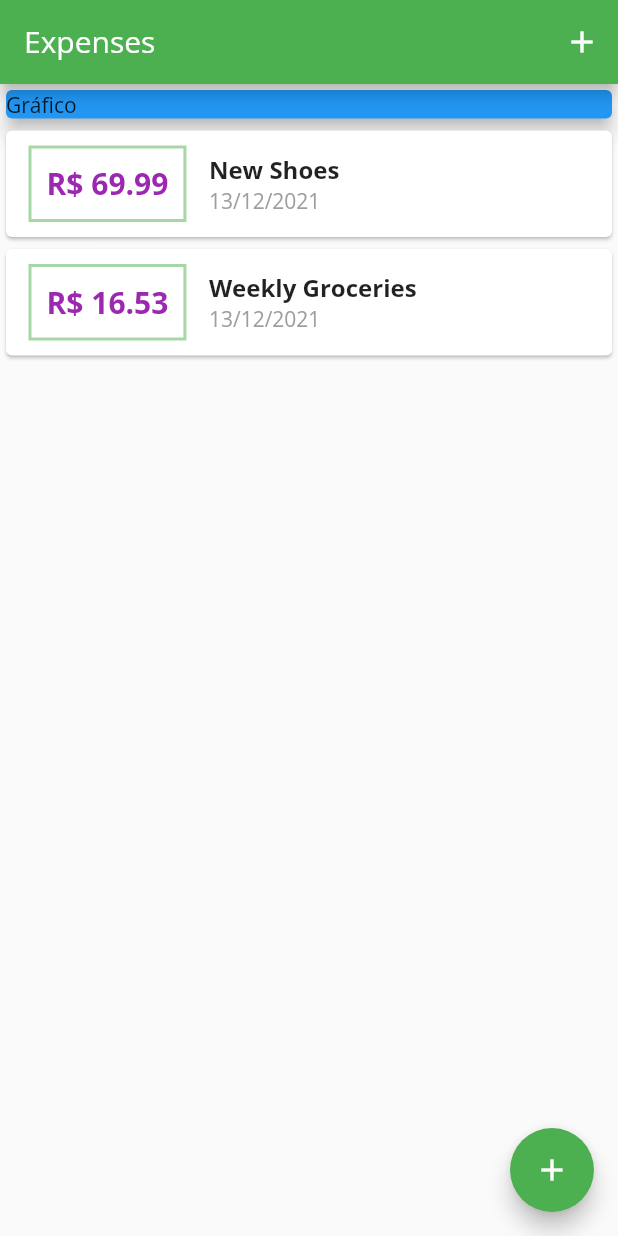
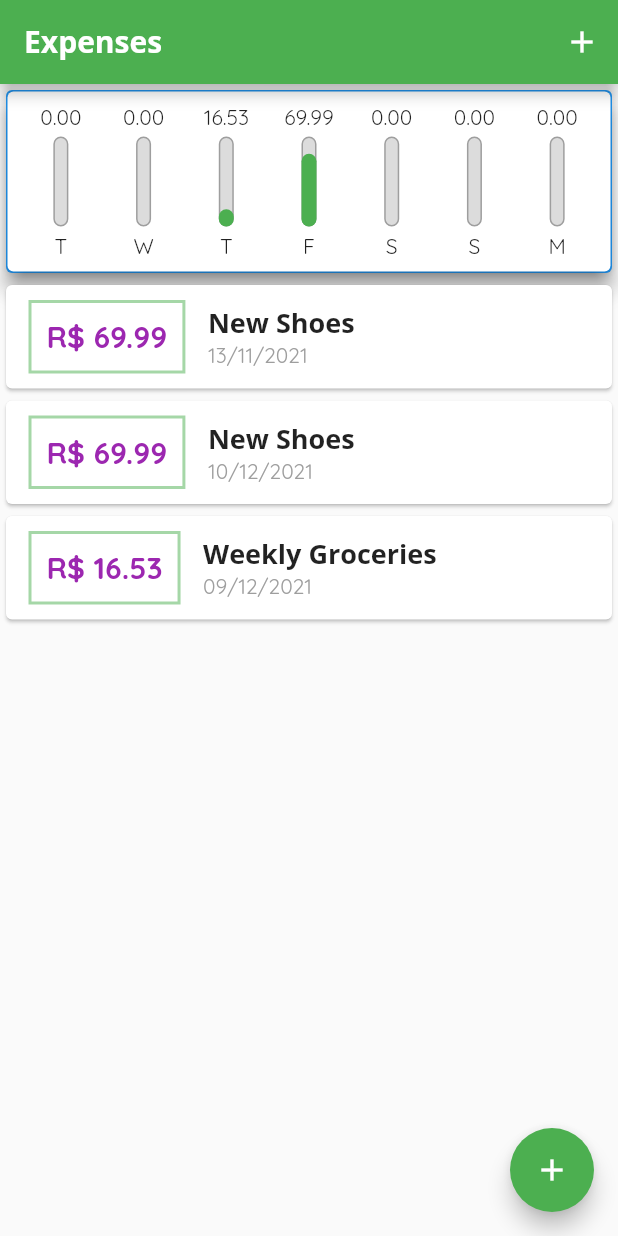
Before and after one commit to EduardoRenz/flutter-expenses, a Flutter app: the screen it shows after launch, on a phone screen of 412 x 824 dp. Run offline on Flutter 3.47's test engine with Material 2 defaults, Android fonts, the phone set to English and light mode, and no system bars.

Commit message:
Added chart

```diff
--- /dev/null
+++ b/lib/components/chart.dart
@@ -0,0 +1,56 @@
+import 'package:flutter/material.dart';
+import '../models/transaction.dart';
+import 'package:intl/intl.dart';
+import 'chart_bar.dart';
+
+class Chart extends StatelessWidget {
+  final List<Transaction> recentTransaction;
+
+  Chart(this.recentTransaction);
+
+  List<Map<String, dynamic>> get groupedTransactions {
+    if (recentTransaction.isEmpty) return [];
+
+    return List.generate(7, (index) {
+      final weekDay = DateTime.now().subtract(Duration(days: index));
+
+      double totalSum = 0.0;
+      for (var i = 0; i < recentTransaction.length; i++) {
+        if (recentTransaction[i].date.day == weekDay.day &&
+            recentTransaction[i].date.month == weekDay.month &&
+            recentTransaction[i].date.year == weekDay.year) {
+          totalSum += recentTransaction[i].value;
+        }
+      }
+      return {'day': DateFormat.E().format(weekDay)[0], 'value': totalSum};
+    });
+  }
+
+  double get _weekTotalValue {
+    return groupedTransactions.fold(0.0, (sum, item) {
+      return sum + item['value'];
+    });
+  }
+
+  @override
+  Widget build(BuildContext context) {
+    return Card(
+      elevation: 6,
+      margin: EdgeInsets.all(1),
+      color: Colors.white,
+      child: Padding(
+        padding: const EdgeInsets.all(8.0),
+        child: Row(
+          mainAxisAlignment: MainAxisAlignment.spaceAround,
+          children: groupedTransactions.reversed.map((data) {
+            return Flexible(
+              fit: FlexFit.tight,
+              child: ChartBar(data['day'] as String, data['value'] as double,
+                  data['value'] / _weekTotalValue),
+            );
+          }).toList(),
+        ),
+      ),
+    );
+  }
+}
--- /dev/null
+++ b/lib/components/chart_bar.dart
@@ -0,0 +1,53 @@
+import 'package:flutter/material.dart';
+
+class ChartBar extends StatelessWidget {
+  final String label;
+  final double value;
+  final double percentage;
+
+  ChartBar(
+    this.label,
+    this.value,
+    this.percentage,
+  );
+
+  @override
+  Widget build(BuildContext context) {
+    return Column(
+      children: [
+        FittedBox(child: Text('${value.toStringAsFixed(2)}')),
+        SizedBox(height: 4),
+        Container(
+          height: 60,
+          width: 10,
+          child: Stack(
+            alignment: Alignment.bottomCenter,
+            children: [
+              Container(
+                decoration: BoxDecoration(
+                  border: Border.all(
+                    color: Colors.grey,
+                    width: 1.0,
+                  ),
+                  color: Color.fromRGBO(220, 220, 220, 1),
+                  borderRadius: BorderRadius.circular(5),
+                ),
+              ),
+              FractionallySizedBox(
+                heightFactor: percentage,
+                child: Container(
+                  decoration: BoxDecoration(
+                    color: Theme.of(context).primaryColor,
+                    borderRadius: BorderRadius.circular(5),
+                  ),
+                ),
+              ),
+            ],
+          ),
+        ),
+        SizedBox(height: 4),
+        Text(label)
+      ],
+    );
+  }
+}
--- a/lib/components/transaction_list.dart
+++ b/lib/components/transaction_list.dart
@@ -11,7 +11,21 @@ class TransactionList extends StatelessWidget {
   Widget build(BuildContext context) {
     return Container(
       height: 300,
-      child: ListView.builder(
+      child: transactions.isEmpty
+          ? Column(
+              children: [
+                Text('No data yet!',
+                    style: Theme.of(context).textTheme.headline5),
+                SizedBox(height: 20),
+                Container(
+                    child: Image.asset(
+                  'assets/images/waiting.png',
+                  fit: BoxFit.cover,
+                  height: 200,
+                )),
+              ],
+            )
+          : ListView.builder(
               itemCount: transactions.length,
               itemBuilder: (ctx, index) {
                 final tr = transactions[index];
@@ -25,7 +39,8 @@ class TransactionList extends StatelessWidget {
                       ),
                       decoration: BoxDecoration(
                         border: Border.all(
-                    color: Theme.of(context).primaryColor.withOpacity(0.5),
+                          color:
+                              Theme.of(context).primaryColor.withOpacity(0.5),
                           width: 2,
                         ),
                       ),
@@ -43,8 +58,7 @@ class TransactionList extends StatelessWidget {
                       crossAxisAlignment: CrossAxisAlignment.start,
                       children: [
                         Text(tr.title,
-                      style: const TextStyle(
-                          fontSize: 16, fontWeight: FontWeight.bold)),
+                            style: Theme.of(context).textTheme.headline6),
                         Text(
                           DateFormat('dd/MM/yyyy').format(tr.date).toString(),
                           style: TextStyle(color: Colors.grey.shade500),
--- a/lib/main.dart
+++ b/lib/main.dart
@@ -3,6 +3,7 @@ import 'dart:math';
 import 'package:flutter/material.dart';
 import 'components/transaction_list.dart';
 import './components/transaction_form.dart';
+import './components/chart.dart';
 import 'models/transaction.dart';
 
 main() => runApp(ExpensesApp());
@@ -13,10 +14,21 @@ class ExpensesApp extends StatelessWidget {
     return MaterialApp(
         home: HomePage(),
         theme: ThemeData(
-          primarySwatch: Colors.green,
-          //accentColor: Colors.amber,
-          fontFamily: 'OpenSans',
-        ));
+            textTheme: const TextTheme(
+                headline6: TextStyle(
+                    fontFamily: 'OpenSans',
+                    fontSize: 18,
+                    fontWeight: FontWeight.bold)),
+            primarySwatch: Colors.green,
+            //accentColor: Colors.amber,
+            fontFamily: 'Quicksand',
+            appBarTheme: const AppBarTheme(
+              titleTextStyle: TextStyle(
+                fontFamily: 'OpenSans',
+                fontSize: 20,
+                fontWeight: FontWeight.bold,
+              ),
+            )));
   }
 }
 
@@ -26,20 +38,32 @@ class HomePage extends StatefulWidget {
 }
 
 class _HomePageState extends State<HomePage> {
-  final _transactions = [
+  final List<Transaction> _transactions = [
+    Transaction(
+      id: 't0',
+      title: 'New Shoes',
+      value: 69.99,
+      date: DateTime.now().subtract(Duration(days: 30)),
+    ),
     Transaction(
       id: 't1',
       title: 'New Shoes',
       value: 69.99,
-      date: DateTime.now(),
+      date: DateTime.now().subtract(Duration(days: 3)),
     ),
     Transaction(
       id: 't2',
       title: 'Weekly Groceries',
       value: 16.53,
-      date: DateTime.now(),
+      date: DateTime.now().subtract(Duration(days: 4)),
     ),
   ];
+
+  List<Transaction> get _recentTransactions {
+    return _transactions.where((tr) {
+      return tr.date.isAfter(DateTime.now().subtract(Duration(days: 7)));
+    }).toList();
+  }
 
   void _addNewTransaction(String title, double value) {
     final newTransaction = Transaction(
@@ -82,9 +106,9 @@ class _HomePageState extends State<HomePage> {
         child: Column(
           crossAxisAlignment: CrossAxisAlignment.stretch,
           children: [
-            const Card(
+            Card(
               color: Colors.blue,
-              child: Text('Gráfico'),
+              child: Chart(_recentTransactions),
               elevation: 5,
             ),
             TransactionList(_transactions),
--- a/pubspec.yaml
+++ b/pubspec.yaml
@@ -59,8 +59,8 @@ flutter:
   uses-material-design: true
 
   # To add assets to your application, add an assets section, like this:
-  # assets:
-  #   - images/a_dot_burr.jpeg
+  assets:
+    - assets/images/waiting.png
   #   - images/a_dot_ham.jpeg
 
   # An image asset can refer to one or more resolution-specific "variants", see
```
Also changed, not shown: assets/images/waiting.png (added). Lines whose indentation alone changed are shown as unchanged.
